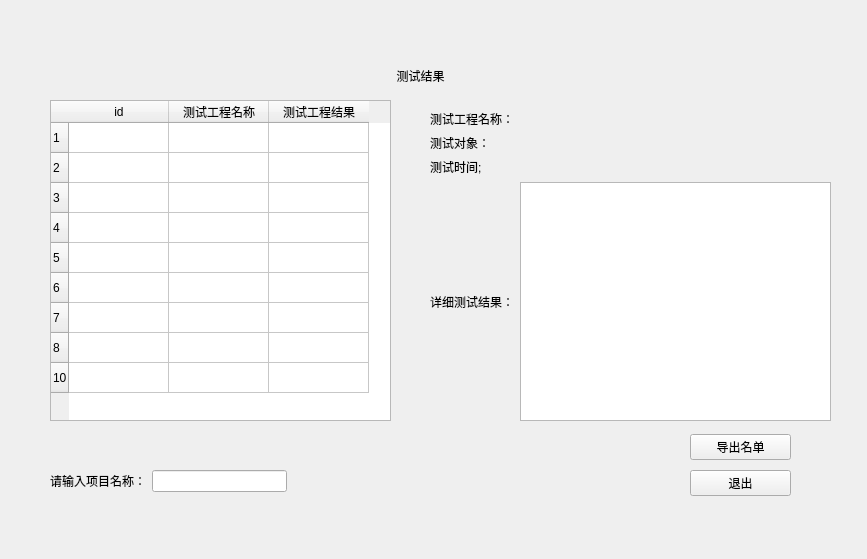
This is result.ui in Woodsssss/Lanzhou as Qt 5 draws it before an edit. The edited form follows.
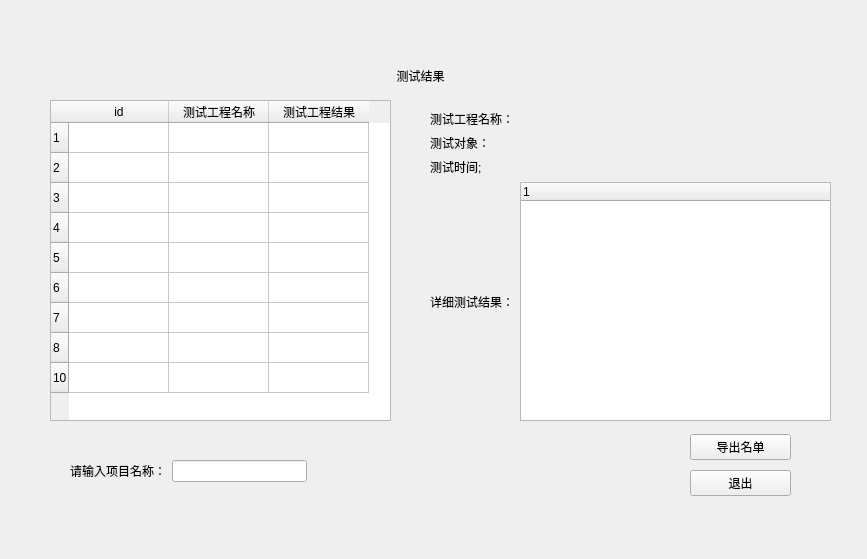
This is the edited form.

Commit message: result更新

The edit to the form file:
```diff
--- a/result.ui
+++ b/result.ui
@@ -73,10 +73,12 @@
      </widget>
     </item>
     <item row="3" column="1">
-     <widget class="QTableWidget" name="tableWidget">
-      <property name="selectionMode">
-       <enum>QAbstractItemView::NoSelection</enum>
-      </property>
+     <widget class="QTreeWidget" name="treeWidget">
+      <column>
+       <property name="text">
+        <string notr="true">1</string>
+       </property>
+      </column>
      </widget>
     </item>
    </layout>
@@ -103,7 +105,7 @@
     <set>Qt::AlignCenter</set>
    </property>
   </widget>
-  <widget class="QTableWidget" name="tableWidget">
+  <widget class="QTableWidget" name="projects">
    <property name="geometry">
     <rect>
      <x>50</x>
@@ -228,11 +230,11 @@
     </item>
    </layout>
   </widget>
-  <widget class="QWidget" name="">
+  <widget class="QWidget" name="layoutWidget">
    <property name="geometry">
     <rect>
-     <x>50</x>
-     <y>470</y>
+     <x>70</x>
+     <y>460</y>
      <width>237</width>
      <height>22</height>
     </rect>
```
Left out of the diff: 9 changed lines with no effect on the pictures. The commit also changes 6 other files.
